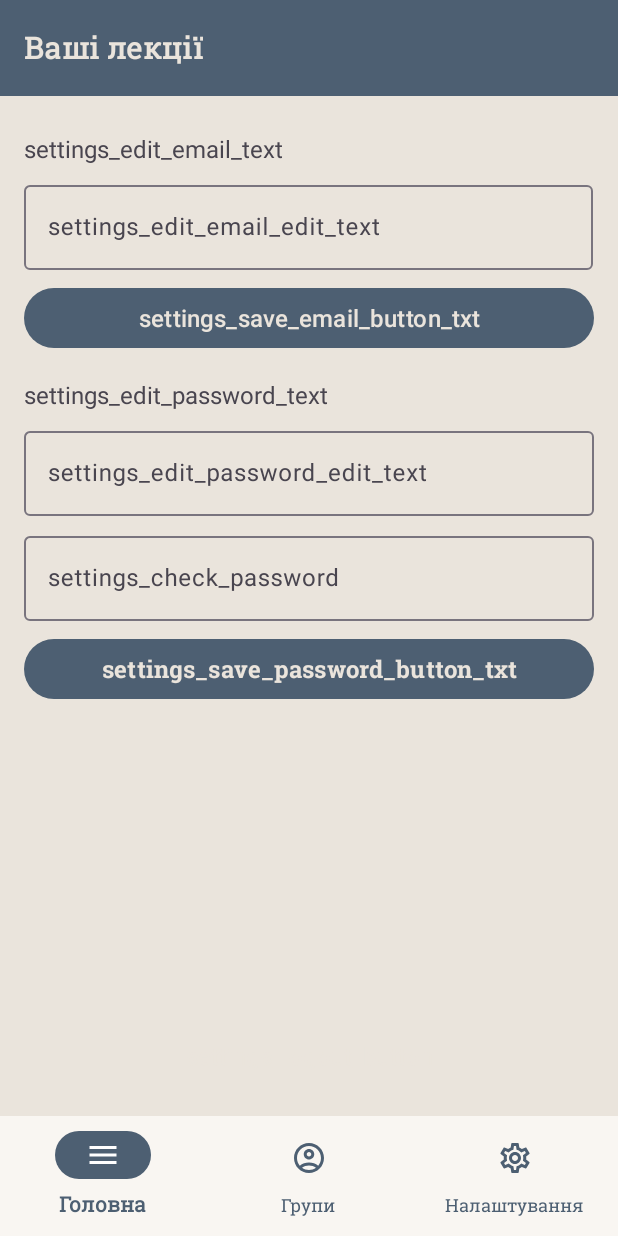
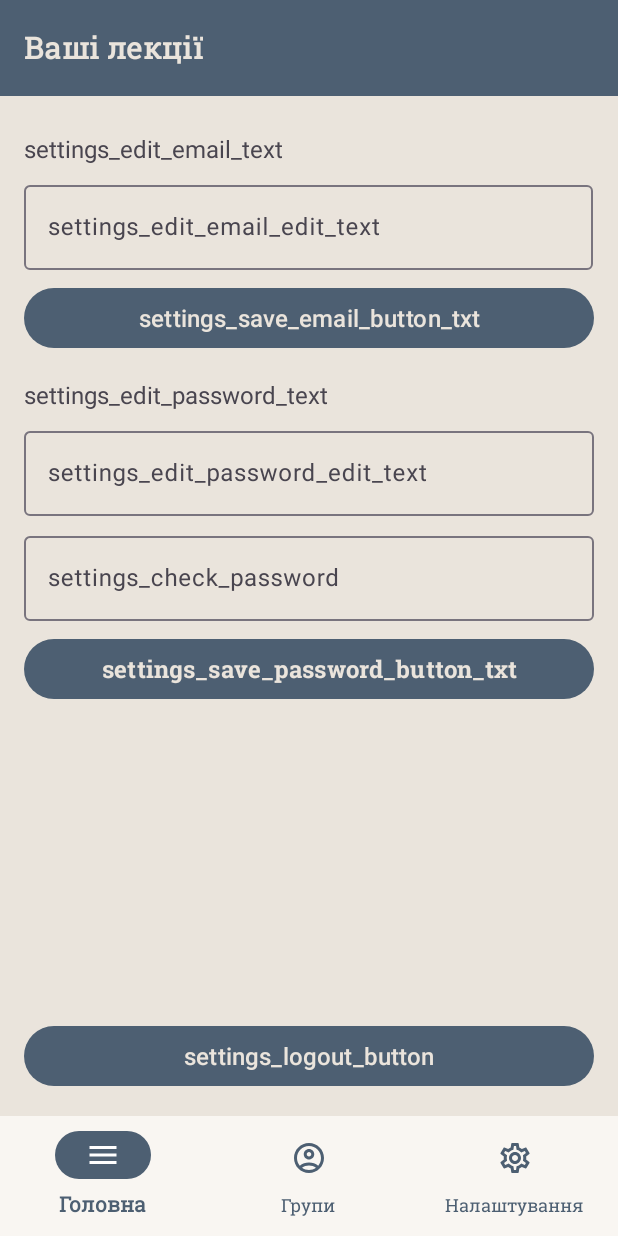
Before and after one commit to MasterNikPro/piv_dev_project, an Android app: the fragment_settings screen opened through its navigation route, on a phone screen of 412 x 824 dp. Run offline under Robolectric (Android 15) with nearby library versions, the phone set to English and light mode, and no system bars; our stand-ins replace Firebase (no records; nobody signed in at launch, a user with empty details on screens opened directly).

Commit message:
Finish settings fragment

```diff
--- a/app/src/main/java/com/example/piv_dev_project/fragments/fragment_settings.java
+++ b/app/src/main/java/com/example/piv_dev_project/fragments/fragment_settings.java
@@ -1,18 +1,37 @@
 package com.example.piv_dev_project.fragments;
 
+import static android.content.ContentValues.TAG;
+
+import android.content.Intent;
 import android.os.Bundle;
 
+import androidx.annotation.NonNull;
+import androidx.annotation.Nullable;
 import androidx.fragment.app.Fragment;
 
+import android.util.Log;
 import android.view.LayoutInflater;
 import android.view.View;
 import android.view.ViewGroup;
+import android.widget.Button;
+import android.widget.Toast;
 
+import com.example.piv_dev_project.MainActivity;
 import com.example.piv_dev_project.R;
+import com.google.android.material.textfield.TextInputEditText;
+import com.google.firebase.auth.FirebaseAuth;
+import com.google.firebase.auth.FirebaseUser;
 
 
 public class fragment_settings extends Fragment {
 
+    FirebaseAuth mAuth;
+    FirebaseUser user;
+    TextInputEditText newEmailEditText;
+    Button setNewEmail;
+    TextInputEditText newPasswordEditText;
+    TextInputEditText newPasswordCheckEditText;
+    Button setNewPassword;
 
     @Override
     public void onCreate(Bundle savedInstanceState) {
@@ -25,4 +44,62 @@ public class fragment_settings extends Fragment {
                              Bundle savedInstanceState) {
         return inflater.inflate(R.layout.fragment_settings, container, false);
     }
+
+    @Override
+    public void onViewCreated(@NonNull View view, @Nullable Bundle savedInstanceState) {
+        super.onViewCreated(view, savedInstanceState);
+
+        user = FirebaseAuth.getInstance().getCurrentUser();
+
+        Button logout_button = view.findViewById(R.id.settings_log_out_button);
+        newEmailEditText = view.findViewById(R.id.edit_text_view_edit_email);
+        setNewEmail = view.findViewById(R.id.button_save_edit_email);
+        newPasswordEditText = view.findViewById(R.id.edit_text_view_edit_password);
+        newPasswordCheckEditText = view.findViewById(R.id.edit_text_check_edit_password);
+        setNewPassword = view.findViewById(R.id.button_save_edit_password);
+        logout_button.setOnClickListener(v -> {
+            mAuth = FirebaseAuth.getInstance();
+            mAuth.signOut();
+
+            Intent intent = new Intent(getContext(), MainActivity.class);
+            startActivity(intent);
+        });
+
+        setNewEmail.setOnClickListener(v -> {
+            if (!(newEmailEditText.getText().toString().isEmpty()) && (newEmailEditText.getText().toString().contains("@"))) {
+                user.updateEmail(newEmailEditText.getText().toString())
+                        .addOnCompleteListener(task -> {
+                            if (task.isSuccessful()) {
+                                Log.d(TAG, "User email address updated.");
+                                Toast.makeText(getContext(), "Ваш email змінено", Toast.LENGTH_SHORT).show();
+                            } else {
+                                Toast.makeText(getContext(), "Для того щоб змінити email заново пройдіть авторизацію", Toast.LENGTH_SHORT).show();
+                            }
+                        });
+            } else {
+                Toast.makeText(getContext(), "Введіть ваш email", Toast.LENGTH_SHORT).show();
+            }
+
+        });
+
+        setNewPassword.setOnClickListener(v -> {
+            if (!(newPasswordEditText.getText().toString().isEmpty() && newPasswordCheckEditText.getText().toString().isEmpty()) &&
+                    newPasswordEditText.getText().toString().equals(newPasswordCheckEditText.getText().toString())) {
+
+                user.updatePassword(newPasswordEditText.getText().toString())
+                        .addOnCompleteListener(task -> {
+                            if (task.isSuccessful()) {
+                                Log.d(TAG, "User password updated.");
+                                Toast.makeText(getContext(), "Пароль успішно змінено", Toast.LENGTH_SHORT).show();
+                            } else {
+                                Toast.makeText(getContext(), "Для того щоб змінити пароль заново пройдіть авторизацію", Toast.LENGTH_SHORT).show();
+                            }
+                        });
+            } else if (newPasswordEditText.getText().toString().isEmpty() && newPasswordCheckEditText.getText().toString().isEmpty()) {
+                Toast.makeText(getContext(), "Заповніть всі поля", Toast.LENGTH_SHORT).show();
+            } else {
+                Toast.makeText(getContext(), "Паролі не співпадають", Toast.LENGTH_SHORT).show();
+            }
+        });
+    }
 }
--- a/app/src/main/res/layout/activity_auth.xml
+++ b/app/src/main/res/layout/activity_auth.xml
@@ -6,4 +6,6 @@
     android:layout_height="match_parent"
     tools:context=".auth.AuthActivity">
 
+
+
 </RelativeLayout>
--- a/app/src/main/res/layout/activity_main.xml
+++ b/app/src/main/res/layout/activity_main.xml
@@ -33,15 +33,16 @@
         app:title="Toolbar"
         app:titleTextColor="@color/background"
         tools:ignore="MissingConstraints" />
+
     <androidx.fragment.app.FragmentContainerView
         android:id="@+id/fragmentContainerView"
-        android:paddingTop="?attr/actionBarSize"
         android:name="androidx.navigation.fragment.NavHostFragment"
         android:layout_width="match_parent"
         android:layout_height="match_parent"
         app:defaultNavHost="true"
         app:navGraph="@navigation/nav_graph"
         android:layout_above="@id/bottomNavigationView"
+        android:layout_below="@+id/toolbar"
         />
 
 </RelativeLayout>
--- a/app/src/main/res/layout/activity_register.xml
+++ b/app/src/main/res/layout/activity_register.xml
@@ -19,14 +19,14 @@
 
             app:boxBackgroundColor="@color/white"
 
-            android:inputType="textEmailAddress" >
+            android:inputType="text" >
 
             <com.google.android.material.textfield.TextInputEditText
                 android:id="@+id/editTextTextNameProfessor"
                 android:layout_width="match_parent"
                 android:layout_height="wrap_content"
                 android:layout_marginBottom="10dp"
-                android:inputType="textEmailAddress"
+                android:inputType="text"
                 android:hint="Прізвище та ім'я"/>
 
         </com.google.android.material.textfield.TextInputLayout>
--- a/app/src/main/res/layout/fragment_settings.xml
+++ b/app/src/main/res/layout/fragment_settings.xml
@@ -7,9 +7,10 @@
     android:paddingLeft="16dp"
     android:paddingRight="16dp"
     android:paddingBottom="16dp"
-    android:paddingTop="24dp">>
+    android:paddingTop="24dp">
 
     <TextView
+        android:layout_alignParentTop="true"
         android:id="@+id/text_view_edit_email"
         android:layout_width="wrap_content"
         android:layout_height="wrap_content"
@@ -106,7 +107,6 @@
 
     <Button
         android:id="@+id/settings_log_out_button"
-        style="?android:attr/borderlessButtonStyle"
         android:layout_width="match_parent"
         android:layout_height="48dp"
         android:layout_alignParentBottom="true"
```
